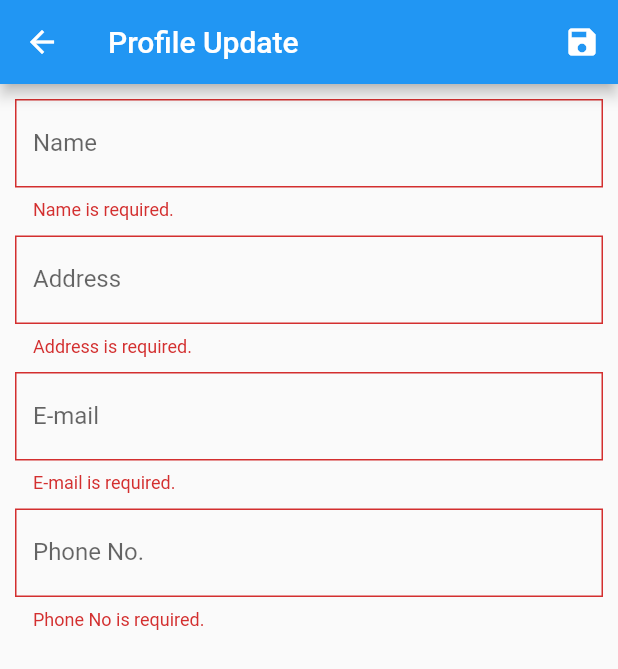
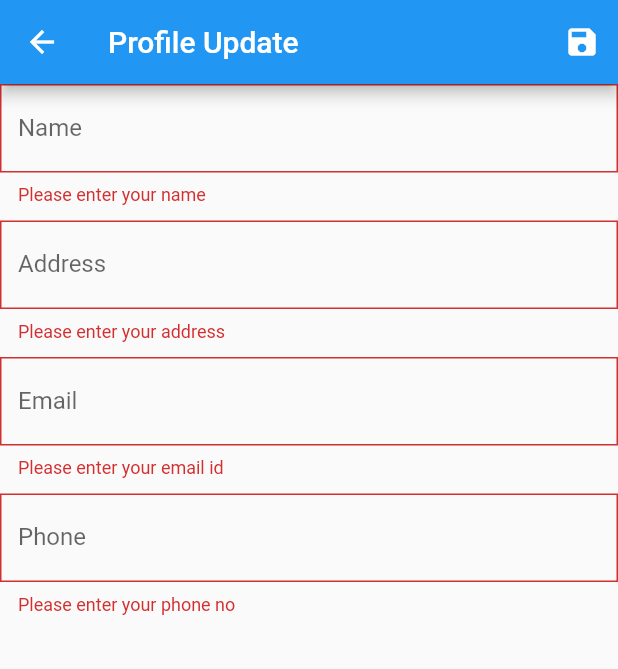
Before and after one commit to parmujr/freecommerce, a Flutter app: the ProfileUpdate screen opened directly, after a tap on the "save" icon, on a phone screen of 412 x 824 dp. Shown: the top 669 px of the screen. Run offline on Flutter 3.47's test engine with Material 2 defaults, Android fonts, the phone set to English and light mode, and no system bars; our stand-ins replace cloud_firestore, firebase_auth, firebase_core, google_sign_in; accounts and stored records are empty.

Commit message:
03/04/2021

```diff
--- a/lib/main.dart
+++ b/lib/main.dart
@@ -29,7 +29,7 @@ class _MyAppState extends State<MyApp> {
       debugShowCheckedModeBanner: false,
       title: 'Flutter e-commerce',
       home:
-      initialized ? ProfileView() : Center(child: CircularProgressIndicator()),
+      initialized ? ProfileUpdate() : Center(child: CircularProgressIndicator()),
     );
   }
 
--- a/lib/models/profile_models.dart
+++ b/lib/models/profile_models.dart
@@ -37,6 +37,7 @@ class Profile {
         phone: phone ?? this.phone,
       );
 
+
   ///fromMap
   factory Profile.fromMap(Map<String, dynamic> json) => Profile(
         id: json["id"] == null ? null : json["id"],
@@ -45,6 +46,7 @@ class Profile {
         email: json["email"] == null ? null : json["email"],
         phone: json["phone"] == null ? null : json["phone"],
       );
+
 
   ///toMap
   Map<String, dynamic> toMap() => {
--- a/lib/views/profile_view.dart
+++ b/lib/views/profile_view.dart
@@ -1,7 +1,11 @@
 import 'package:flutter/cupertino.dart';
 import 'package:flutter/material.dart';
+import 'package:flutter_free_commerce/models/profile_models.dart';
 
 class ProfileView extends StatefulWidget {
+
+  ProfileView(Profile profile);
+
   @override
   _ProfileViewState createState() => _ProfileViewState();
 }
--- a/lib/views/widgets/profile_update.dart
+++ b/lib/views/widgets/profile_update.dart
@@ -1,6 +1,8 @@
+import 'package:firebase_auth/firebase_auth.dart';
 import 'package:flutter/material.dart';
 import 'package:flutter_free_commerce/models/profile_models.dart';
 import 'package:cloud_firestore/cloud_firestore.dart';
+import 'package:flutter_free_commerce/views/profile_view.dart';
 
 class ProfileUpdate extends StatefulWidget {
   @override
@@ -9,6 +11,8 @@ class ProfileUpdate extends StatefulWidget {
 
 class _ProfileUpdateState extends State<ProfileUpdate> {
   Profile profile = Profile();
+
+
   final _formKey = GlobalKey<FormState>();
 
   @override
@@ -20,109 +24,103 @@ class _ProfileUpdateState extends State<ProfileUpdate> {
               actions: [
                 IconButton(
                     icon: Icon(Icons.save),
-                    onPressed: () {
+                    onPressed: () async {
                       var form = _formKey.currentState;
+
+                      ///
+                      /// 1. Validate the form data by calling form.validate()
                       if (form.validate()) {
-                        /// data is valid. lets save the form.
+                        /// 2. Save the form fields value by calling form.save()
                         form.save();
+                        Navigator.pushReplacement(
+                            context,
+                            MaterialPageRoute(
+                                builder: (context) =>
+                                    ProfileView(profile)));
+                        /// 3. Save data to the server/ database by calling service.save()
+                        /// get firebase auth uid
+                        var user = FirebaseAuth.instance.currentUser;
+                        if (user != null) {
+                          try {
+                            await FirebaseFirestore.instance
+                                .collection("Profiles")
+                                .doc(user.uid)
+                                .set(profile.toMap());
+                          } catch (e) {
+                            final snackBar = SnackBar(
+                                backgroundColor: Colors.red,
+                                content: Text('Sorry! something went wrong'));
 
-                        /// form data is now valid. you may save to db.
-                        if (profile.id != null) {
-                          FirebaseFirestore.instance
-                              .collection("Profiles")
-                              .doc(profile.id)
-                              .set(
-                                profile.toMap(),
-                              );
-                        } else {
-                          FirebaseFirestore.instance
-                              .collection("Profiles")
-                              .doc()
-                              .set(
-                                profile.toMap(),
-                              );
-                        }
+                            ScaffoldMessenger.of(context)
+                                .showSnackBar(snackBar);
+                          }
+                        } else {}
+
+
                       }
                     })
               ],
             ),
-            body: Form(
-              key: _formKey,
-              child: Container(
-                padding: EdgeInsets.all(10),
-                child: SingleChildScrollView(
-                  child: Column(
+            body: Container(
+              child: Form(
+                key: _formKey,
+                  child: ListView(
                     children: [
                       TextFormField(
+                        initialValue: profile.name,
                         decoration: InputDecoration(
                             border: OutlineInputBorder(
                                 borderRadius: BorderRadius.all(Radius.zero)),
                             labelText: "Name"),
-                        initialValue: profile.name,
-                        validator: (value) => _validate(value, "Name"),
-                        onSaved: (value) {
-                          profile.name = value;
-                        },
+                        validator: (value) =>
+                            value.isEmpty ? "Please enter your name" : null,
+                        onSaved: (value) => profile.name = value,
                       ),
                       SizedBox(
                         height: 10,
                       ),
                       TextFormField(
+                        initialValue: profile.address,
                         decoration: InputDecoration(
                             border: OutlineInputBorder(
                                 borderRadius: BorderRadius.all(Radius.zero)),
                             labelText: "Address"),
-                        initialValue: profile.address,
-                        validator: (value) => _validate(value, "Address"),
-                        onSaved: (value) {
-                          profile.address = value;
-                        },
+                        validator: (value) =>
+                            value.isEmpty ? "Please enter your address" : null,
+                        onSaved: (value) => profile.address = value,
                       ),
                       SizedBox(
                         height: 10,
                       ),
                       TextFormField(
+                        initialValue: profile.email,
                         decoration: InputDecoration(
                             border: OutlineInputBorder(
                                 borderRadius: BorderRadius.all(Radius.zero)),
-                            labelText: "E-mail"),
-                        initialValue: profile.email,
-                        validator: (value) => _validate(value, "E-mail"),
-                        onSaved: (value) {
-                          profile.email = value;
-                        },
-                        keyboardType: TextInputType.emailAddress,
+                            labelText: "Email"),
+                        validator: (value) =>
+                        value.isEmpty ? "Please enter your email id" : null,
+                        onSaved: (value) => profile.email = value,
                       ),
                       SizedBox(
                         height: 10,
                       ),
                       TextFormField(
+                        initialValue: profile.phone,
                         decoration: InputDecoration(
                             border: OutlineInputBorder(
                                 borderRadius: BorderRadius.all(Radius.zero)),
-                            labelText: "Phone No."),
-                        initialValue: profile.phone,
-                        validator: (value) => _validate(value, "Phone No"),
-                        onSaved: (value) {
-                          profile.phone = value;
-                        },
-                        keyboardType: TextInputType.phone,
+                            labelText: "Phone"),
+                        validator: (value) =>
+                        value.isEmpty ? "Please enter your phone no" : null,
+                        onSaved: (value) => profile.phone = value,
                       ),
-                      // TextFormField()
                       SizedBox(
-                        height: 40,
+                        height: 10,
                       ),
                     ],
                   ),
-                ),
               ),
             )));
   }
-
-  _validate(value, fieldName) {
-    if (value.isEmpty) {
-      return "$fieldName is required.";
-    } else
-      return null;
-  }
 }
```
Also changed, not shown: lib/views/home_view.dart (+58 -2 lines).
